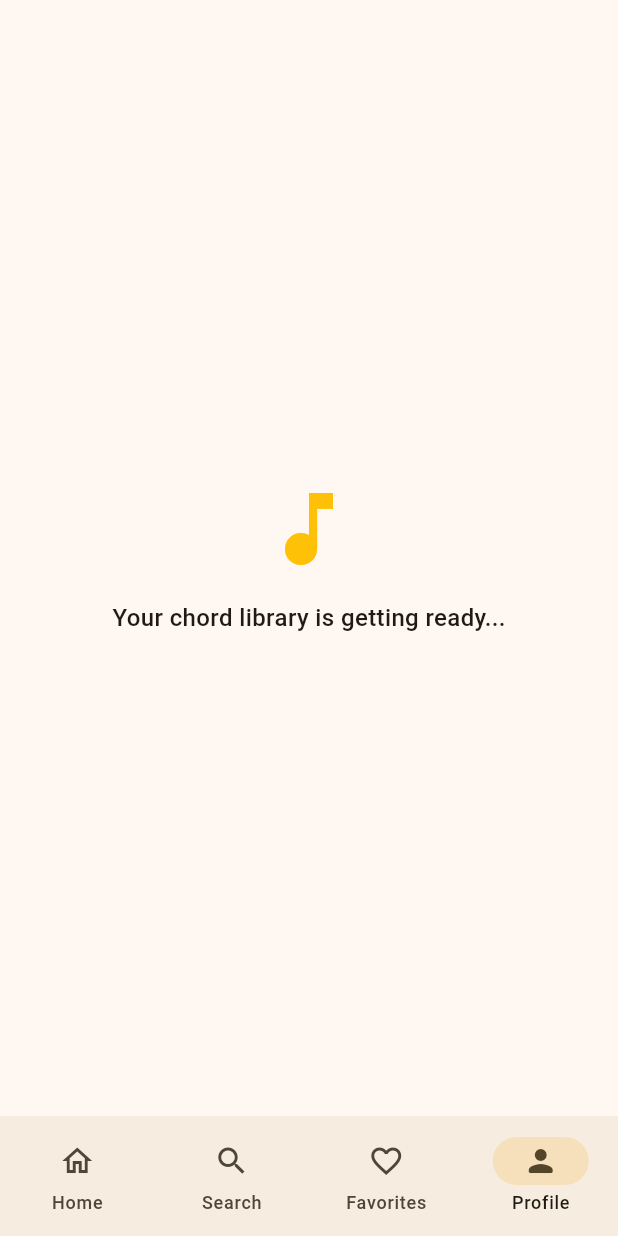
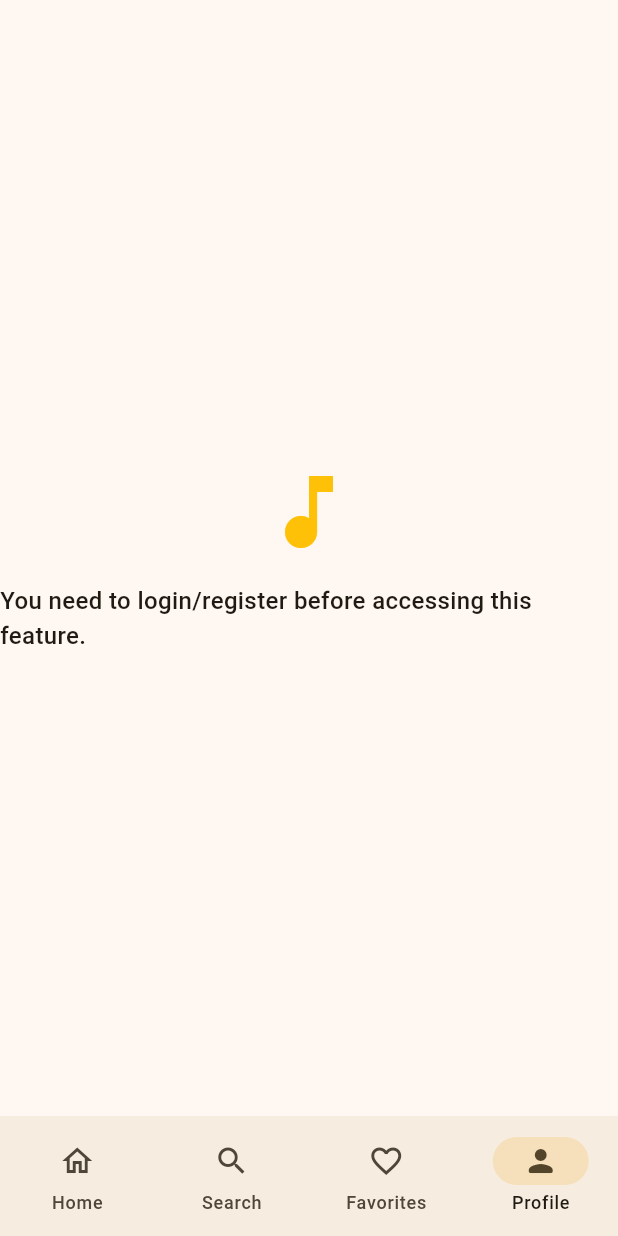
Before and after one commit to erichutabarat/chordkita_app, a Flutter app: the screen it shows after launch, item 4 of the bottom bar chosen, on a phone screen of 412 x 824 dp. Run offline on Flutter 3.47's test engine with Material 3 defaults, Android fonts, the phone set to English and light mode, and no system bars.

Commit message:
feat(profile): setting up auth before developing profile

```diff
--- a/lib/features/home/presentation/screens/profile_screen.dart
+++ b/lib/features/home/presentation/screens/profile_screen.dart
@@ -18,7 +18,7 @@ class _ProfileScreenState extends State<ProfileScreen> {
             Icon(Icons.music_note, size: 64, color: Colors.amber),
             SizedBox(height: 16),
             Text(
-              'Your chord library is getting ready...',
+              'You need to login/register before accessing this feature.',
               style: TextStyle(fontSize: 16, fontWeight: FontWeight.w500),
             ),
           ],
```
